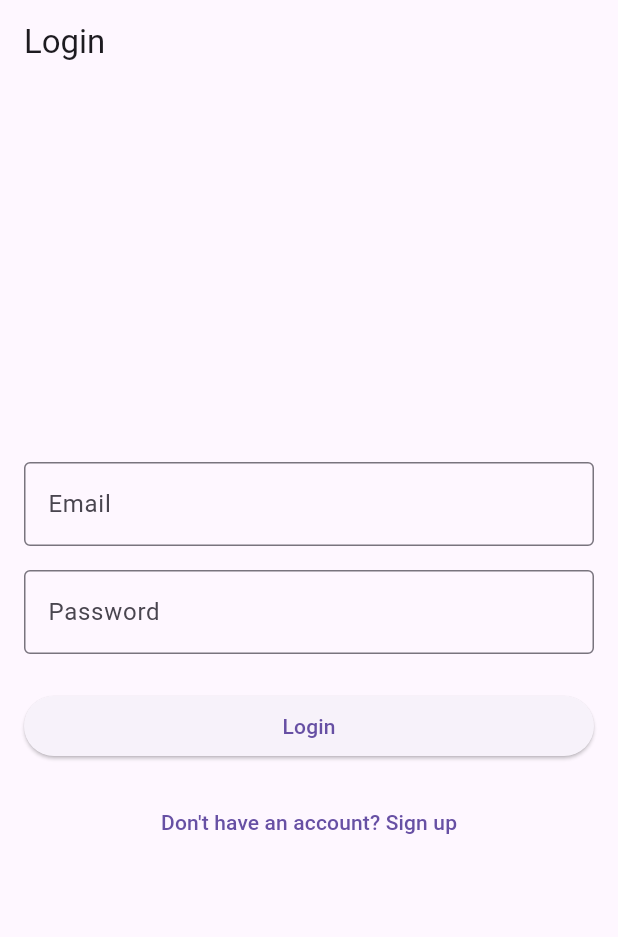
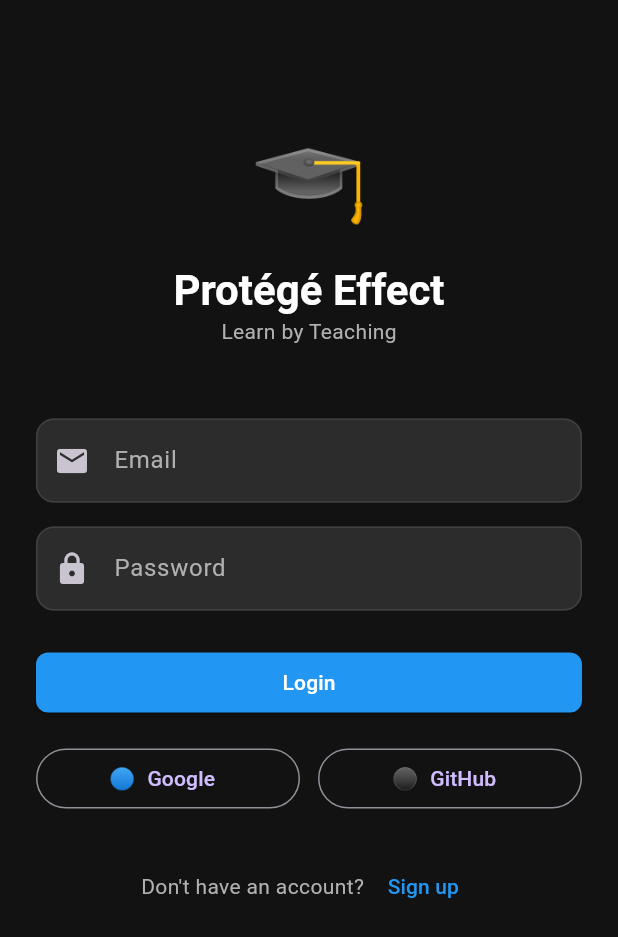
Before and after one commit to developerwordz/MultiAgentLearningSystem, a Flutter app: the screen it shows after launch, on a phone screen of 412 x 824 dp. Shown: the top 937 px of the screen. Run offline on Flutter 3.47's test engine with Material 3 defaults, Android fonts, the phone set to English and light mode, and no system bars; our stand-ins replace dio, flutter_dotenv, supabase_flutter; accounts and stored records are empty.

Commit message:
Dark_Theme and .env fixes

```diff
--- /dev/null
+++ b/lib/config/app_theme.dart
@@ -0,0 +1,81 @@
+import 'package:flutter/material.dart';
+
+class AppTheme {
+  // Dark theme colors
+  static const Color darkBg = Color(0xFF121212);      // Black background
+  static const Color darkSurface = Color(0xFF1E1E1E); // Slightly lighter black
+  static const Color darkCard = Color(0xFF2C2C2C);    // Card background
+  static const Color darkText = Color(0xFFFFFFFF);    // White text
+  static const Color darkSecondaryText = Color(0xFFB0B0B0); // Gray text
+  static const Color accentBlue = Color(0xFF2196F3); // Blue accent
+  static const Color accentGreen = Color(0xFF4CAF50); // Green for positive
+
+  static ThemeData darkTheme = ThemeData(
+    useMaterial3: true,
+    brightness: Brightness.dark,
+    scaffoldBackgroundColor: darkBg,
+    appBarTheme: AppBarTheme(
+      backgroundColor: darkSurface,
+      elevation: 0,
+      iconTheme: const IconThemeData(color: darkText),
+      titleTextStyle: const TextStyle(
+        color: darkText,
+        fontSize: 20,
+        fontWeight: FontWeight.bold,
+      ),
+    ),
+    cardTheme: CardThemeData(
+      color: darkCard,
+      elevation: 2,
+      shape: RoundedRectangleBorder(
+        borderRadius: BorderRadius.circular(12),
+      ),
+    ),
+    textTheme: const TextTheme(
+      bodyLarge: TextStyle(color: darkText, fontSize: 16),
+      bodyMedium: TextStyle(color: darkSecondaryText, fontSize: 14),
+      headlineLarge: TextStyle(
+        color: darkText,
+        fontSize: 28,
+        fontWeight: FontWeight.bold,
+      ),
+      headlineSmall: TextStyle(
+        color: darkText,
+        fontSize: 18,
+        fontWeight: FontWeight.w600,
+      ),
+    ),
+    inputDecorationTheme: InputDecorationTheme(
+      filled: true,
+      fillColor: darkCard,
+      border: OutlineInputBorder(
+        borderRadius: BorderRadius.circular(12),
+        borderSide: const BorderSide(color: Color(0xFF404040)),
+      ),
+      enabledBorder: OutlineInputBorder(
+        borderRadius: BorderRadius.circular(12),
+        borderSide: const BorderSide(color: Color(0xFF404040)),
+      ),
+      focusedBorder: OutlineInputBorder(
+        borderRadius: BorderRadius.circular(12),
+        borderSide: const BorderSide(color: accentBlue, width: 2),
+      ),
+      hintStyle: const TextStyle(color: darkSecondaryText),
+      labelStyle: const TextStyle(color: darkText),
+    ),
+    elevatedButtonTheme: ElevatedButtonThemeData(
+      style: ElevatedButton.styleFrom(
+        backgroundColor: accentBlue,
+        foregroundColor: Colors.white,
+        shape: RoundedRectangleBorder(
+          borderRadius: BorderRadius.circular(8),
+        ),
+      ),
+    ),
+    textButtonTheme: TextButtonThemeData(
+      style: TextButton.styleFrom(
+        foregroundColor: accentBlue,
+      ),
+    ),
+  );
+}
--- a/lib/main.dart
+++ b/lib/main.dart
@@ -1,6 +1,7 @@
 import 'package:flutter/material.dart';
 import 'package:provider/provider.dart';
 import 'config/supabase_config.dart';
+import 'config/app_theme.dart';
 import 'providers/auth_provider.dart';
 import 'providers/session_provider.dart';
 import 'screens/auth/login_screen.dart';
@@ -8,7 +9,9 @@ import 'screens/home/home_screen.dart';
 import 'package:flutter_dotenv/flutter_dotenv.dart';
 void main() async {
   WidgetsFlutterBinding.ensureInitialized();
-  await dotenv.load();
+  await dotenv.load(fileName: '.env');
+  print('ENV loaded: ${dotenv.isInitialized}');
+print('ENV keys: ${dotenv.env.keys}');
   await SupabaseConfig.initialize();
   runApp(const MyApp());
 }
@@ -25,11 +28,10 @@ class MyApp extends StatelessWidget {
       ],
       child: MaterialApp(
         title: 'Protégé Effect',
-        theme: ThemeData(
-          primarySwatch: Colors.blue,
-          useMaterial3: true,
-        ),
+         theme: AppTheme.darkTheme,  // USE DARK THEME
+        debugShowCheckedModeBanner: false,
         home: const AuthWrapper(),
+
       ),
     );
   }
--- a/lib/screens/auth/login_screen.dart
+++ b/lib/screens/auth/login_screen.dart
@@ -1,10 +1,11 @@
 import 'package:flutter/material.dart';
 import 'package:provider/provider.dart';
 import '../../providers/auth_provider.dart';
+import '../../config/app_theme.dart';
 import 'signup_screen.dart';
 
 class LoginScreen extends StatefulWidget {
-  const LoginScreen({super.key});
+  const LoginScreen({Key? key}) : super(key: key);
 
   @override
   State<LoginScreen> createState() => _LoginScreenState();
@@ -24,34 +25,58 @@ class _LoginScreenState extends State<LoginScreen> {
   @override
   Widget build(BuildContext context) {
     return Scaffold(
-      appBar: AppBar(title: const Text('Login')),
-      body: Padding(
-        padding: const EdgeInsets.all(16),
-        child: Consumer<AuthProvider>(
-          builder: (context, authProvider, _) {
-            return Column(
+      body: SingleChildScrollView(
+        child: Padding(
+          padding: const EdgeInsets.all(24),
+          child: Column(
             mainAxisAlignment: MainAxisAlignment.center,
             children: [
+              const SizedBox(height: 60),
+              // App Logo/Title
+              Text(
+                '🎓',
+                style: Theme.of(context).textTheme.headlineLarge?.copyWith(
+                  fontSize: 64,
+                ),
+              ),
+              const SizedBox(height: 12),
+              Text(
+                'Protégé Effect',
+                style: Theme.of(context).textTheme.headlineLarge,
+              ),
+              Text(
+                'Learn by Teaching',
+                style: Theme.of(context).textTheme.bodyMedium,
+              ),
+              const SizedBox(height: 48),
+
+              // Email Field
               TextField(
                 controller: emailController,
-                  decoration: const InputDecoration(
+                decoration: InputDecoration(
                   hintText: 'Email',
-                    border: OutlineInputBorder(),
+                  prefixIcon: const Icon(Icons.email),
                 ),
               ),
               const SizedBox(height: 16),
+
+              // Password Field
               TextField(
                 controller: passwordController,
                 obscureText: true,
-                  decoration: const InputDecoration(
+                decoration: InputDecoration(
                   hintText: 'Password',
-                    border: OutlineInputBorder(),
+                  prefixIcon: const Icon(Icons.lock),
                 ),
               ),
               const SizedBox(height: 24),
+
+              // Login Button
               SizedBox(
                 width: double.infinity,
-                  child: ElevatedButton(
+                child: Consumer<AuthProvider>(
+                  builder: (context, authProvider, _) {
+                    return ElevatedButton(
                       onPressed: authProvider.isLoading
                           ? null
                           : () async {
@@ -61,16 +86,72 @@ class _LoginScreenState extends State<LoginScreen> {
                               );
                               if (authProvider.error != null) {
                                 ScaffoldMessenger.of(context).showSnackBar(
-                                SnackBar(content: Text(authProvider.error!)),
+                                  SnackBar(
+                                    content: Text(authProvider.error!),
+                                    backgroundColor: Colors.red,
+                                  ),
                                 );
                               }
                             },
                       child: authProvider.isLoading
-                        ? const CircularProgressIndicator()
+                          ? const SizedBox(
+                              width: 20,
+                              height: 20,
+                              child: CircularProgressIndicator(
+                                strokeWidth: 2,
+                                valueColor: AlwaysStoppedAnimation<Color>(
+                                  Colors.white,
+                                ),
+                              ),
+                            )
                           : const Text('Login'),
+                    );
+                  },
                 ),
               ),
               const SizedBox(height: 16),
+
+              // Google & GitHub Login
+              Row(
+                children: [
+                  Expanded(
+                    child: OutlinedButton.icon(
+                      onPressed: () {
+                        // TODO: Implement Google login
+                        ScaffoldMessenger.of(context).showSnackBar(
+                          const SnackBar(
+                            content: Text('Google login coming soon'),
+                          ),
+                        );
+                      },
+                      icon: const Text('🔵'),
+                      label: const Text('Google'),
+                    ),
+                  ),
+                  const SizedBox(width: 12),
+                  Expanded(
+                    child: OutlinedButton.icon(
+                      onPressed: () {
+                        // TODO: Implement GitHub login
+                        ScaffoldMessenger.of(context).showSnackBar(
+                          const SnackBar(
+                            content: Text('GitHub login coming soon'),
+                          ),
+                        );
+                      },
+                      icon: const Text('⚫'),
+                      label: const Text('GitHub'),
+                    ),
+                  ),
+                ],
+              ),
+              const SizedBox(height: 24),
+
+              // Signup Link
+              Row(
+                mainAxisAlignment: MainAxisAlignment.center,
+                children: [
+                  const Text("Don't have an account? "),
                   TextButton(
                     onPressed: () {
                       Navigator.push(
@@ -80,11 +161,13 @@ class _LoginScreenState extends State<LoginScreen> {
                         ),
                       );
                     },
-                  child: const Text("Don't have an account? Sign up"),
+                    child: const Text('Sign up'),
                   ),
                 ],
-            );
-          },
+              ),
+              const SizedBox(height: 60),
+            ],
+          ),
         ),
       ),
     );
--- a/lib/screens/auth/signup_screen.dart
+++ b/lib/screens/auth/signup_screen.dart
@@ -3,7 +3,7 @@ import 'package:provider/provider.dart';
 import '../../providers/auth_provider.dart';
 
 class SignupScreen extends StatefulWidget {
-  const SignupScreen({super.key});
+  const SignupScreen({Key? key}) : super(key: key);
 
   @override
   State<SignupScreen> createState() => _SignupScreenState();
@@ -24,33 +24,40 @@ class _SignupScreenState extends State<SignupScreen> {
   Widget build(BuildContext context) {
     return Scaffold(
       appBar: AppBar(title: const Text('Sign Up')),
-      body: Padding(
-        padding: const EdgeInsets.all(16),
-        child: Consumer<AuthProvider>(
-          builder: (context, authProvider, _) {
-            return Column(
+      body: SingleChildScrollView(
+        child: Padding(
+          padding: const EdgeInsets.all(24),
+          child: Column(
             mainAxisAlignment: MainAxisAlignment.center,
             children: [
+              const SizedBox(height: 48),
+              Text(
+                'Create Account',
+                style: Theme.of(context).textTheme.headlineLarge,
+              ),
+              const SizedBox(height: 32),
               TextField(
                 controller: emailController,
-                  decoration: const InputDecoration(
+                decoration: InputDecoration(
                   hintText: 'Email',
-                    border: OutlineInputBorder(),
+                  prefixIcon: const Icon(Icons.email),
                 ),
               ),
               const SizedBox(height: 16),
               TextField(
                 controller: passwordController,
                 obscureText: true,
-                  decoration: const InputDecoration(
+                decoration: InputDecoration(
                   hintText: 'Password (8+ chars)',
-                    border: OutlineInputBorder(),
+                  prefixIcon: const Icon(Icons.lock),
                 ),
               ),
               const SizedBox(height: 24),
               SizedBox(
                 width: double.infinity,
-                  child: ElevatedButton(
+                child: Consumer<AuthProvider>(
+                  builder: (context, authProvider, _) {
+                    return ElevatedButton(
                       onPressed: authProvider.isLoading
                           ? null
                           : () async {
@@ -60,20 +67,31 @@ class _SignupScreenState extends State<SignupScreen> {
                               );
                               if (authProvider.error != null) {
                                 ScaffoldMessenger.of(context).showSnackBar(
-                                SnackBar(content: Text(authProvider.error!)),
+                                  SnackBar(
+                                    content: Text(authProvider.error!),
+                                    backgroundColor: Colors.red,
+                                  ),
                                 );
                               } else {
                                 Navigator.pop(context);
                               }
                             },
                       child: authProvider.isLoading
-                        ? const CircularProgressIndicator()
+                          ? const SizedBox(
+                              width: 20,
+                              height: 20,
+                              child: CircularProgressIndicator(
+                                strokeWidth: 2,
+                              ),
+                            )
                           : const Text('Sign Up'),
+                    );
+                  },
                 ),
               ),
+              const SizedBox(height: 60),
             ],
-            );
-          },
+          ),
         ),
       ),
     );
--- a/pubspec.yaml
+++ b/pubspec.yaml
@@ -64,7 +64,8 @@ flutter:
   uses-material-design: true
 
   # To add assets to your application, add an assets section, like this:
-  # assets:
+  assets:
+      - .env
   #   - images/a_dot_burr.jpeg
   #   - images/a_dot_ham.jpeg
 
```
Also changed, not shown: 2 other files. Lines whose indentation alone changed are shown as unchanged.
